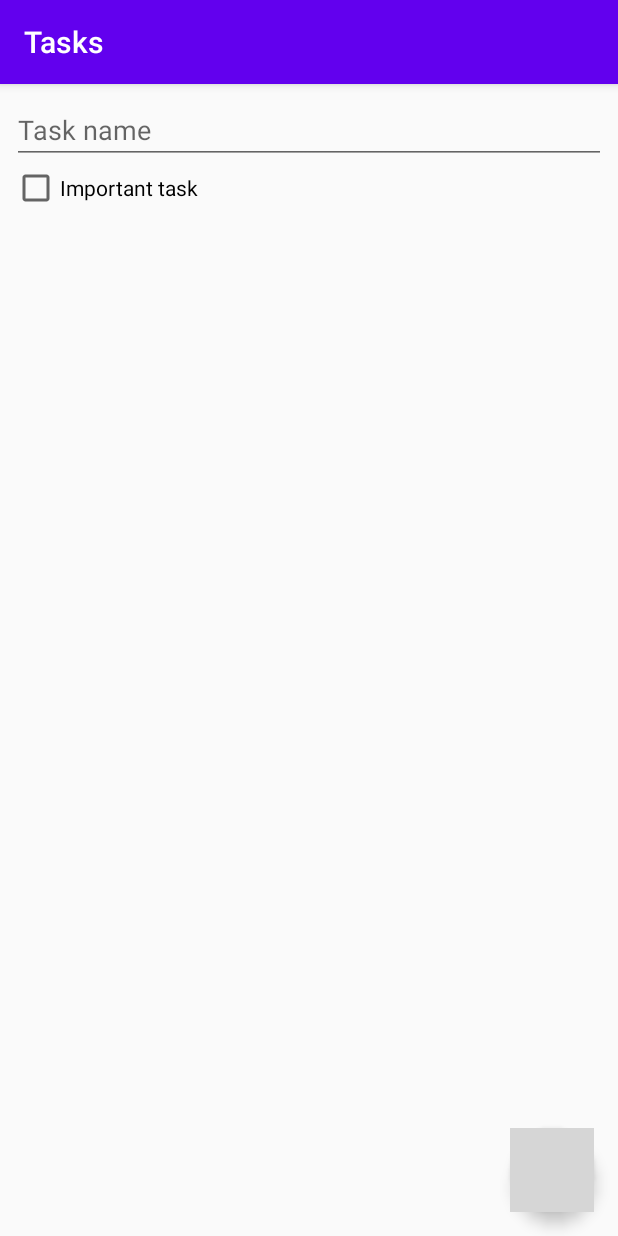
After one commit to ArtemisSoftware/Hercules-Labours, an Android app: the fragment AddEditTaskFragment placed in its activity, on a phone screen of 412 x 824 dp. The commit adds this screen. Run offline under Robolectric (Android 15) with nearby library versions, the phone set to English and light mode, and no system bars; our stand-ins replace Dagger/Hilt's generated code, Room's generated code, navigation-ui; libraries missing offline, so code that uses them is left out: androidx.hilt, androidx.hilt.lifecycle; 2 statements that could not run were skipped; grey boxes are pictures that could not be loaded.

Commit message:
Nav Args & SavedStateHandle

```diff
--- a/app/src/main/java/com/artemissoftware/herculeslabours/ui/MainActivity.kt
+++ b/app/src/main/java/com/artemissoftware/herculeslabours/ui/MainActivity.kt
@@ -2,13 +2,31 @@ package com.artemissoftware.herculeslabours.ui
 
 import androidx.appcompat.app.AppCompatActivity
 import android.os.Bundle
+import androidx.navigation.NavController
+import androidx.navigation.fragment.NavHostFragment
+import androidx.navigation.fragment.findNavController
+import androidx.navigation.ui.setupActionBarWithNavController
 import com.artemissoftware.herculeslabours.R
 import dagger.hilt.android.AndroidEntryPoint
 
 @AndroidEntryPoint
 class MainActivity : AppCompatActivity() {
+
+    private lateinit var navController: NavController
+
     override fun onCreate(savedInstanceState: Bundle?) {
         super.onCreate(savedInstanceState)
         setContentView(R.layout.activity_main)
+
+        val navHostFragment = supportFragmentManager.findFragmentById(R.id.nav_host_fragment) as NavHostFragment
+        navController = navHostFragment.findNavController()
+
+
+        setupActionBarWithNavController(navController)
+
+    }
+
+    override fun onSupportNavigateUp(): Boolean {
+        return navController.navigateUp() || super.onSupportNavigateUp()
     }
 }
--- /dev/null
+++ b/app/src/main/java/com/artemissoftware/herculeslabours/ui/addedittask/AddEditTaskFragment.kt
@@ -0,0 +1,34 @@
+package com.artemissoftware.herculeslabours.ui.addedittask
+
+import android.os.Bundle
+import android.view.View
+import androidx.core.view.isVisible
+import androidx.fragment.app.Fragment
+import androidx.fragment.app.viewModels
+import com.artemissoftware.herculeslabours.R
+import com.artemissoftware.herculeslabours.databinding.FragmentAddEditTaskBinding
+import dagger.hilt.android.AndroidEntryPoint
+
+@AndroidEntryPoint
+class AddEditTaskFragment : Fragment(R.layout.fragment_add_edit_task){
+
+    private val viewModel: AddEditTaskViewModel by viewModels()
+
+    override fun onViewCreated(view: View, savedInstanceState: Bundle?) {
+        super.onViewCreated(view, savedInstanceState)
+
+        val binding = FragmentAddEditTaskBinding.bind(view)
+
+        binding.apply {
+
+            editTextTaskName.setText(viewModel.taskName)
+            checkBoxImportant.isChecked = viewModel.taskImportance
+            checkBoxImportant.jumpDrawablesToCurrentState()
+
+            textViewDateCreated.isVisible = viewModel.task != null
+            textViewDateCreated.text = "Created ${viewModel.task?.createdDateFormatted}"
+        }
+
+    }
+
+}
--- /dev/null
+++ b/app/src/main/java/com/artemissoftware/herculeslabours/ui/addedittask/AddEditTaskViewModel.kt
@@ -0,0 +1,27 @@
+package com.artemissoftware.herculeslabours.ui.addedittask
+
+import androidx.hilt.Assisted
+import androidx.hilt.lifecycle.ViewModelInject
+import androidx.lifecycle.SavedStateHandle
+import androidx.lifecycle.ViewModel
+import com.artemissoftware.herculeslabours.data.Task
+import com.artemissoftware.herculeslabours.data.TaskDao
+
+class AddEditTaskViewModel @ViewModelInject constructor(private val taskDao: TaskDao, @Assisted private val state: SavedStateHandle): ViewModel(){
+
+    val task = state.get<Task>("task")
+
+    var taskName = state.get<String>("taskName") ?: task?.name ?: ""
+        set(value) {
+            field = value
+            state.set("taskName", value)
+        }
+
+    var taskImportance = state.get<Boolean>("taskImportance") ?: task?.important ?: false
+        set(value) {
+            field = value
+            state.set("taskImportance", value)
+        }
+
+
+}
--- a/app/src/main/java/com/artemissoftware/herculeslabours/ui/tasks/TasksViewModel.kt
+++ b/app/src/main/java/com/artemissoftware/herculeslabours/ui/tasks/TasksViewModel.kt
@@ -1,9 +1,8 @@
 package com.artemissoftware.herculeslabours.ui.tasks
 
+import androidx.hilt.Assisted
 import androidx.hilt.lifecycle.ViewModelInject
-import androidx.lifecycle.ViewModel
-import androidx.lifecycle.asLiveData
-import androidx.lifecycle.viewModelScope
+import androidx.lifecycle.*
 import com.artemissoftware.herculeslabours.data.PreferencesManager
 import com.artemissoftware.herculeslabours.data.SortOrder
 import com.artemissoftware.herculeslabours.data.Task
@@ -15,9 +14,11 @@ import kotlinx.coroutines.flow.flatMapLatest
 import kotlinx.coroutines.flow.receiveAsFlow
 import kotlinx.coroutines.launch
 
-class TasksViewModel @ViewModelInject constructor(private val taskDao: TaskDao, private val preferencesManager: PreferencesManager) : ViewModel(){
+class TasksViewModel @ViewModelInject constructor(private val taskDao: TaskDao, private val preferencesManager: PreferencesManager,
+                                                  @Assisted private val state: SavedStateHandle) : ViewModel(){
 
-    val searchQuery = MutableStateFlow("")
+    //val searchQuery = MutableStateFlow("")
+    val searchQuery = state.getLiveData("searchQuery", "")
 
     val preferencesFlow = preferencesManager.preferencesFlow
 
@@ -33,7 +34,7 @@ class TasksViewModel @ViewModelInject constructor(private val taskDao: TaskDao,
     private val tasksEventChannel = Channel<TasksEvent>()
     val tasksEvent = tasksEventChannel.receiveAsFlow()
 
-    private val taskFlow = combine (searchQuery, preferencesFlow){
+    private val taskFlow = combine (searchQuery.asFlow(), preferencesFlow){
         query, filterPreferences ->
         Pair(query, filterPreferences)
     }
@@ -52,8 +53,12 @@ class TasksViewModel @ViewModelInject constructor(private val taskDao: TaskDao,
         preferencesManager.updateHideCompleted(hideCompleted)
     }
 
-    fun onTaskSelected(task: Task) {
+    fun onAddNewTaskClick()  = viewModelScope.launch {
+        tasksEventChannel.send(TasksEvent.NavigateToAddTaskScreen)
+    }
 
+    fun onTaskSelected(task: Task)  = viewModelScope.launch {
+        tasksEventChannel.send(TasksEvent.NavigateToEditTaskScreen(task))
     }
 
     fun onTaskCheckedChanged(task: Task, isChecked: Boolean) = viewModelScope.launch {
@@ -70,7 +75,13 @@ class TasksViewModel @ViewModelInject constructor(private val taskDao: TaskDao,
     }
 
 
+
+
     sealed class TasksEvent {
         data class ShowUndoDeleteTaskMessage(val task: Task) : TasksEvent()
+
+        object NavigateToAddTaskScreen : TasksEvent()
+        data class NavigateToEditTaskScreen(val task: Task) : TasksEvent()
+
     }
 }
--- /dev/null
+++ b/app/src/main/java/com/artemissoftware/herculeslabours/util/Utils.kt
@@ -0,0 +1,4 @@
+package com.artemissoftware.herculeslabours.util
+
+val <T> T.exhaustive: T
+    get() = this
--- a/app/src/main/res/layout/fragment_add_edit_task.xml
+++ b/app/src/main/res/layout/fragment_add_edit_task.xml
@@ -2,7 +2,8 @@
 <androidx.coordinatorlayout.widget.CoordinatorLayout xmlns:android="http://schemas.android.com/apk/res/android"
     xmlns:tools="http://schemas.android.com/tools"
     android:layout_width="match_parent"
-    android:layout_height="match_parent">
+    android:layout_height="match_parent"
+    tools:context=".ui.addedittask.AddEditTaskFragment">
 
     <LinearLayout
         android:layout_width="match_parent"
--- a/app/src/main/res/navigation/nav_graph.xml
+++ b/app/src/main/res/navigation/nav_graph.xml
@@ -8,6 +8,24 @@
     <fragment
         android:id="@+id/tasksFragment"
         android:name="com.artemissoftware.herculeslabours.ui.tasks.TasksFragment"
-        android:label="fragment_tasks"
-        tools:layout="@layout/fragment_tasks" />
+        android:label="Tasks"
+        tools:layout="@layout/fragment_tasks">
+        <action
+            android:id="@+id/action_tasksFragment_to_addEditTaskFragment"
+            app:destination="@id/addEditTaskFragment" />
+    </fragment>
+    <fragment
+        android:id="@+id/addEditTaskFragment"
+        android:name="com.artemissoftware.herculeslabours.ui.addedittask.AddEditTaskFragment"
+        android:label="{title}"
+        tools:layout="@layout/fragment_add_edit_task" >
+        <argument
+            android:name="task"
+            app:argType="com.artemissoftware.herculeslabours.data.Task"
+            app:nullable="true"
+            android:defaultValue="@null" />
+        <argument
+            android:name="title"
+            app:argType="string" />
+    </fragment>
 </navigation>
```
Also changed, not shown: app/src/main/java/com/artemissoftware/herculeslabours/ui/tasks/TasksFragment.kt (+20 -1 lines).
